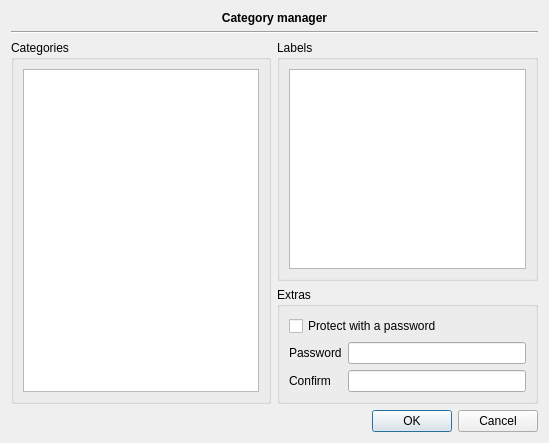
Above: plugins/categoryplugin/categorydialog.ui from FreeHealth/freehealth before the change. Below: the same form after it.
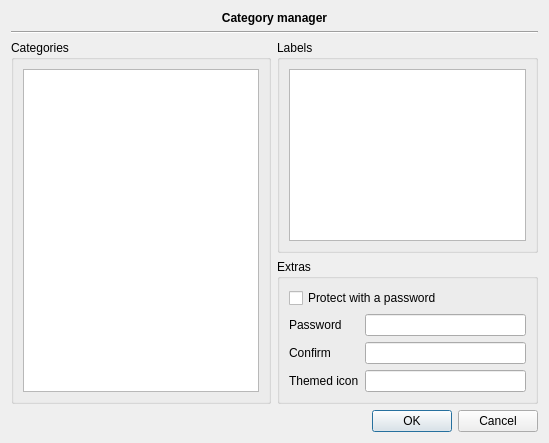
That is the form after the change. Custom widgets are drawn as their Qt base class.

Diff of the .ui file:
```diff
--- a/plugins/categoryplugin/categorydialog.ui
+++ b/plugins/categoryplugin/categorydialog.ui
@@ -117,6 +117,16 @@
       <item row="2" column="1">
        <widget class="QLineEdit" name="passwordConfirm"/>
       </item>
+      <item row="3" column="0">
+       <widget class="QLabel" name="label_4">
+        <property name="text">
+         <string>Themed icon</string>
+        </property>
+       </widget>
+      </item>
+      <item row="3" column="1">
+       <widget class="QLineEdit" name="themedIcon"/>
+      </item>
      </layout>
     </widget>
    </item>
```
